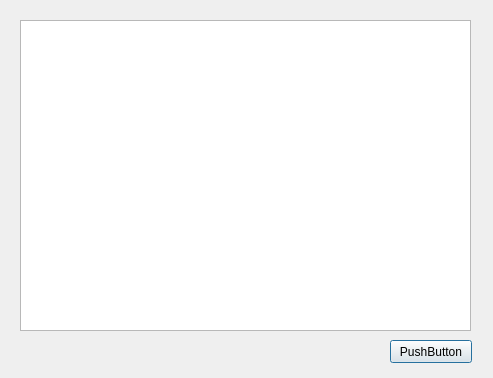
Old version of the form addinstitutdialog.ui in the repository MrRisoni/Gauss.
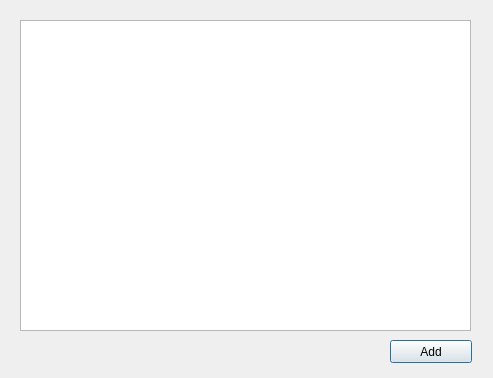
New version of the form.

```diff
--- a/addinstitutdialog.ui
+++ b/addinstitutdialog.ui
@@ -33,7 +33,7 @@
     </rect>
    </property>
    <property name="text">
-    <string>PushButton</string>
+    <string>Add</string>
    </property>
   </widget>
  </widget>
```
Left out of the diff: 4 changed lines with no effect on the pictures.
